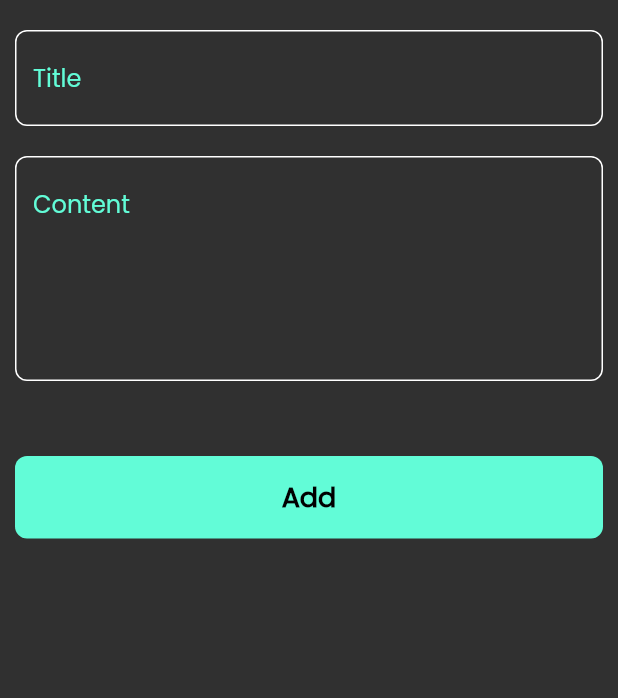
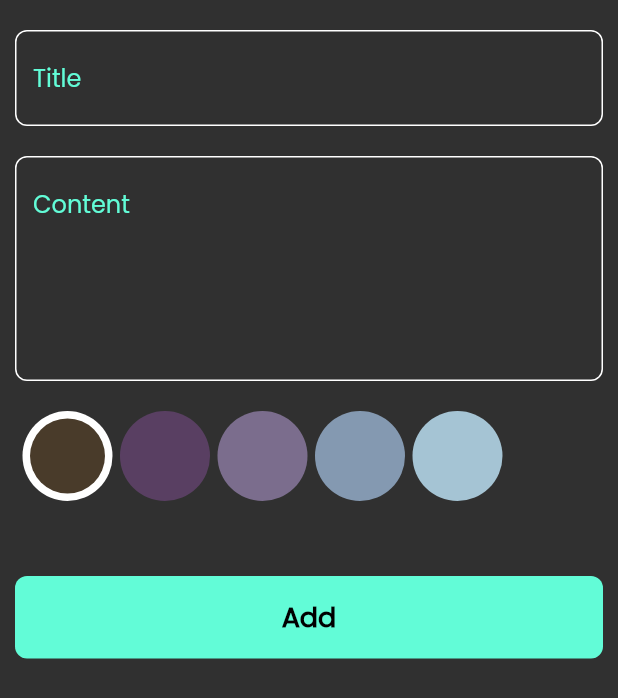
Before and after one commit to mahmoudradwan11/Notes_App, a Flutter app: the AddNoteBottomSheet widget shown alone on an empty page, opened directly, on a phone screen of 412 x 824 dp. Shown: the top 698 px of the screen. Run offline on Flutter 3.47's test engine with Material 2 defaults, Android fonts, the phone set to English and light mode, and no system bars; our stand-ins replace bloc, flutter_bloc, font_awesome_flutter, hive, hive_flutter; accounts and stored records are empty.

Commit message:
App Finish

```diff
--- a/lib/cubits/add_note_cubit/add_notes_cubit.dart
+++ b/lib/cubits/add_note_cubit/add_notes_cubit.dart
@@ -1,3 +1,4 @@
+import 'package:flutter/material.dart';
 import 'package:flutter_bloc/flutter_bloc.dart';
 import 'package:hive_flutter/hive_flutter.dart';
 import 'package:notes/models/note_model.dart';
@@ -7,7 +8,9 @@ import 'add_notes_states.dart';
 class AddNotesCubit extends Cubit<NotesStates> {
   AddNotesCubit() : super(AddNotesInitState());
   static AddNotesCubit get(context) => BlocProvider.of(context);
+  Color color = const Color(0xff8499b1);
   addNote(NoteModel note) async {
+    note.color = color.value;
     emit(AddNotesLoadingState());
     try{
       var noteBox =Hive.box<NoteModel>('notes_box');
--- a/lib/main.dart
+++ b/lib/main.dart
@@ -3,7 +3,6 @@ import 'package:flutter/services.dart';
 import 'package:flutter_bloc/flutter_bloc.dart';
 import 'package:hive_flutter/hive_flutter.dart';
 import 'package:notes/cubits/note_cubit/notes_cubit.dart';
-import 'package:notes/cubits/note_cubit/notes_states.dart';
 import 'package:notes/models/note_model.dart';
 import 'package:notes/views/notes_view.dart';
 import 'cubits/add_note_cubit/add_notes_cubit.dart';
--- a/lib/models/note_model.dart
+++ b/lib/models/note_model.dart
@@ -9,7 +9,7 @@ class NoteModel extends HiveObject{
   @HiveField(2)
   final String date;
   @HiveField(3)
-  final int color;
+  int color;
 
   NoteModel(
       {required this.title,
--- a/lib/views/widgets/add_note_bottom_sheet.dart
+++ b/lib/views/widgets/add_note_bottom_sheet.dart
@@ -12,9 +12,6 @@ class AddNoteBottomSheet extends StatelessWidget {
   Widget build(BuildContext context) {
     return  BlocConsumer<AddNotesCubit,NotesStates>(
       listener:(context,state){
-        if(state is ErrorAddNotes){
-          print(state.error);
-        }
         if(state is AddNoteState){
           GetNotesCubit.get(context).fetchAllNote();
           Navigator.pop(context);
--- a/lib/views/widgets/add_note_form.dart
+++ b/lib/views/widgets/add_note_form.dart
@@ -3,8 +3,8 @@ import 'package:flutter_bloc/flutter_bloc.dart';
 import 'package:intl/intl.dart';
 import 'package:notes/cubits/add_note_cubit/add_notes_cubit.dart';
 import 'package:notes/cubits/add_note_cubit/add_notes_states.dart';
-import 'package:notes/cubits/note_cubit/notes_cubit.dart';
 import 'package:notes/models/note_model.dart';
+import 'package:notes/views/widgets/colors_list_view.dart';
 import 'package:notes/views/widgets/custom_botton.dart';
 import 'package:notes/views/widgets/custom_text_feild.dart';
 
@@ -32,6 +32,8 @@ class _AddNoteFormState extends State<AddNoteForm> {
           CustomTextFiled(hintText: 'Content',maxLines: 5,onSaved:(value){
             subTitle = value;
           },),
+          const SizedBox(height: 20,),
+          const ColorsListView(),
           const SizedBox(height: 50,),
           BlocBuilder<AddNotesCubit,NotesStates>(
             builder:(context,state)=> CustomButton(
--- /dev/null
+++ b/lib/views/widgets/colors_list_view.dart
@@ -0,0 +1,58 @@
+import 'package:flutter/material.dart';
+import 'package:notes/cubits/add_note_cubit/add_notes_cubit.dart';
+
+class ColorItem extends StatelessWidget {
+  const ColorItem({Key? key,required this.active,required this.color}) : super(key: key);
+  final bool active;
+  final Color color;
+  @override
+  Widget build(BuildContext context) {
+    return  Padding(
+      padding: const EdgeInsets.only(left: 5),
+      child: active ?  CircleAvatar(
+        backgroundColor: Colors.white,
+        radius:30,
+        child: CircleAvatar(backgroundColor:color,radius: 25,),
+      ): CircleAvatar(
+        backgroundColor:color,
+        radius: 30,
+      ),
+    );
+  }
+}
+class ColorsListView extends StatefulWidget {
+  const ColorsListView({Key? key}) : super(key: key);
+
+  @override
+  State<ColorsListView> createState() => _ColorsListViewState();
+}
+
+class _ColorsListViewState extends State<ColorsListView> {
+  int currentIndex = 0;
+  List<Color> colors =const [
+    Color(0xff493b2a),
+    Color(0xff593f62),
+    Color(0xff7b6d8d),
+    Color(0xff8499b1),
+    Color(0xffa5c4d4)
+  ];
+  @override
+  Widget build(BuildContext context) {
+    return SizedBox(
+      height: 60,
+      child: ListView.builder(
+        itemBuilder:(context,index)=>InkWell(
+          onTap:(){
+              currentIndex=index;
+              AddNotesCubit.get(context).color = colors[index];
+            setState(() {
+
+            });
+          },
+            child: ColorItem(active:currentIndex==index,color: colors[index],)),
+        itemCount: colors.length,
+        scrollDirection: Axis.horizontal,
+      ),
+    );
+  }
+}
```
